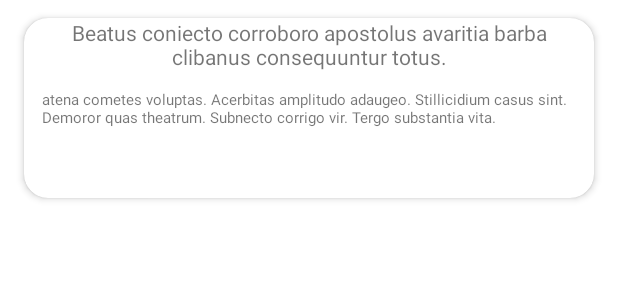
After one commit to roshansharma824/Koo-app, an Android app: the layout item_layout.xml on its own in the app's theme, with its tools: preview values and no code run, on a phone screen of 412 x 824 dp. The commit adds this screen. Shown: the top 300 px of the screen. Run offline under Robolectric (Android 15) with nearby library versions, the phone set to English and light mode, and no system bars.

Commit message:
complete task

```diff
--- a/app/src/main/AndroidManifest.xml
+++ b/app/src/main/AndroidManifest.xml
@@ -1,9 +1,11 @@
 <?xml version="1.0" encoding="utf-8"?>
 <manifest xmlns:android="http://schemas.android.com/apk/res/android"
     package="com.example.kooapp">
-
+    <uses-permission android:name="android.permission.INTERNET" />
     <application
+        android:name=".di.AppModule"
         android:allowBackup="true"
+        android:usesCleartextTraffic="true"
         android:icon="@mipmap/ic_launcher"
         android:label="@string/app_name"
         android:roundIcon="@mipmap/ic_launcher_round"
--- /dev/null
+++ b/app/src/main/java/com/example/kooapp/constants/NetworkConstant.kt
@@ -0,0 +1,5 @@
+package com.example.kooapp.constants
+
+object NetworkConstant {
+    val BASE_URL ="https://gorest.co.in/public/"
+}
--- /dev/null
+++ b/app/src/main/java/com/example/kooapp/pojo/DataList.kt
@@ -0,0 +1,3 @@
+package com.example.kooapp.pojo
+
+data class DataList(val data: List<Posts>)
--- /dev/null
+++ b/app/src/main/java/com/example/kooapp/pojo/Posts.kt
@@ -0,0 +1,3 @@
+package com.example.kooapp.pojo
+
+data class Posts(val title:String,val body:String)
--- /dev/null
+++ b/app/src/main/res/layout/item_layout.xml
@@ -0,0 +1,56 @@
+<?xml version="1.0" encoding="utf-8"?>
+<layout xmlns:android="http://schemas.android.com/apk/res/android"
+    xmlns:app="http://schemas.android.com/apk/res-auto"
+    xmlns:tools="http://schemas.android.com/tools">
+
+
+    <com.google.android.material.card.MaterialCardView
+        android:layout_width="match_parent"
+        android:layout_height="120dp"
+        android:id="@+id/parent"
+        android:layout_marginHorizontal="16dp"
+        android:layout_marginVertical="12dp"
+        app:cardCornerRadius="16dp"
+        app:cardElevation="3dp">
+        <androidx.constraintlayout.widget.ConstraintLayout
+            android:layout_width="match_parent"
+            android:layout_height="match_parent">
+
+
+
+            <TextView
+                android:layout_width="match_parent"
+                app:layout_constraintRight_toRightOf="parent"
+                android:layout_marginHorizontal="12dp"
+                android:id="@+id/title"
+                android:maxLines="2"
+                android:gravity="center"
+                tools:text="Beatus coniecto corroboro apostolus avaritia barba clibanus consequuntur totus."
+                android:textSize="14sp"
+                android:ellipsize="end"
+                app:layout_constraintTop_toTopOf="parent"
+                android:layout_height="wrap_content"/>
+
+            <TextView
+                android:layout_width="match_parent"
+                android:id="@+id/subTitle"
+                android:textSize="10sp"
+                android:layout_marginTop="12dp"
+                android:maxLines="4"
+                android:ellipsize="end"
+                android:paddingHorizontal="12dp"
+                tools:text="atena cometes voluptas. Acerbitas amplitudo adaugeo. Stillicidium casus sint. Demoror quas theatrum. Subnecto corrigo vir. Tergo substantia vita."
+                app:layout_constraintTop_toBottomOf="@+id/title"
+                android:layout_height="wrap_content"/>
+
+
+
+        </androidx.constraintlayout.widget.ConstraintLayout>
+
+
+    </com.google.android.material.card.MaterialCardView>
+
+
+
+
+</layout>
```
Also changed, not shown: app/build.gradle (+80 -14 lines), app/src/main/java/com/example/kooapp/MainActivity.kt (+52 -2 lines), app/src/main/java/com/example/kooapp/adapter/DataListAdapter.kt (added, +55 -0 lines), app/src/main/java/com/example/kooapp/di/AppModule.kt (added, +8 -0 lines), app/src/main/java/com/example/kooapp/di/NetworkModule.kt (added, +67 -0 lines), app/src/main/java/com/example/kooapp/di/RepoModule.kt (added, +28 -0 lines), app/src/main/java/com/example/kooapp/pojo/Resource.kt (added, +17 -0 lines), app/src/main/java/com/example/kooapp/pojo/Status.kt (added, +7 -0 lines), app/src/main/java/com/example/kooapp/repository/MainHttpInterface.kt (added, +9 -0 lines), app/src/main/java/com/example/kooapp/repository/MainRepository.kt (added, +7 -0 lines), app/src/main/java/com/example/kooapp/repository/MainRepositoryImpl.kt (added, +12 -0 lines), app/src/main/java/com/example/kooapp/viewModel/MainViewModel.kt (added, +29 -0 lines), app/src/main/res/layout/activity_main.xml (+31 -6 lines), build.gradle (+15 -5 lines), 1 more files.
